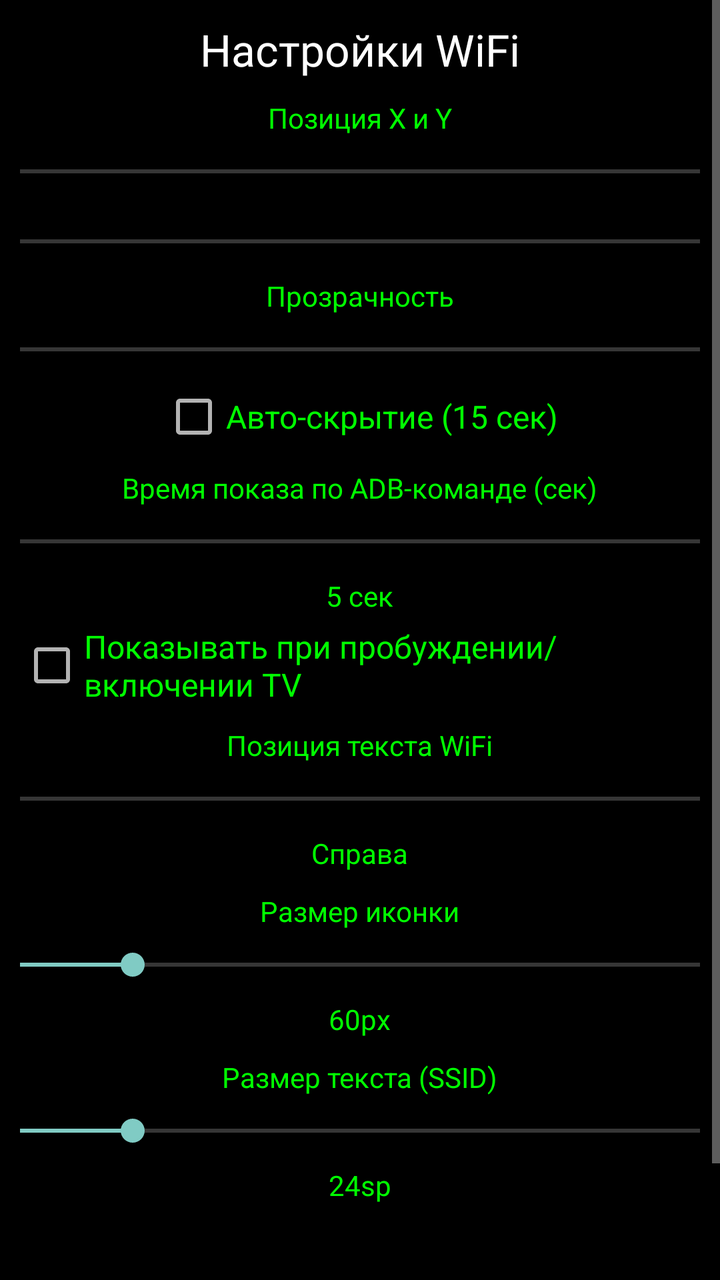
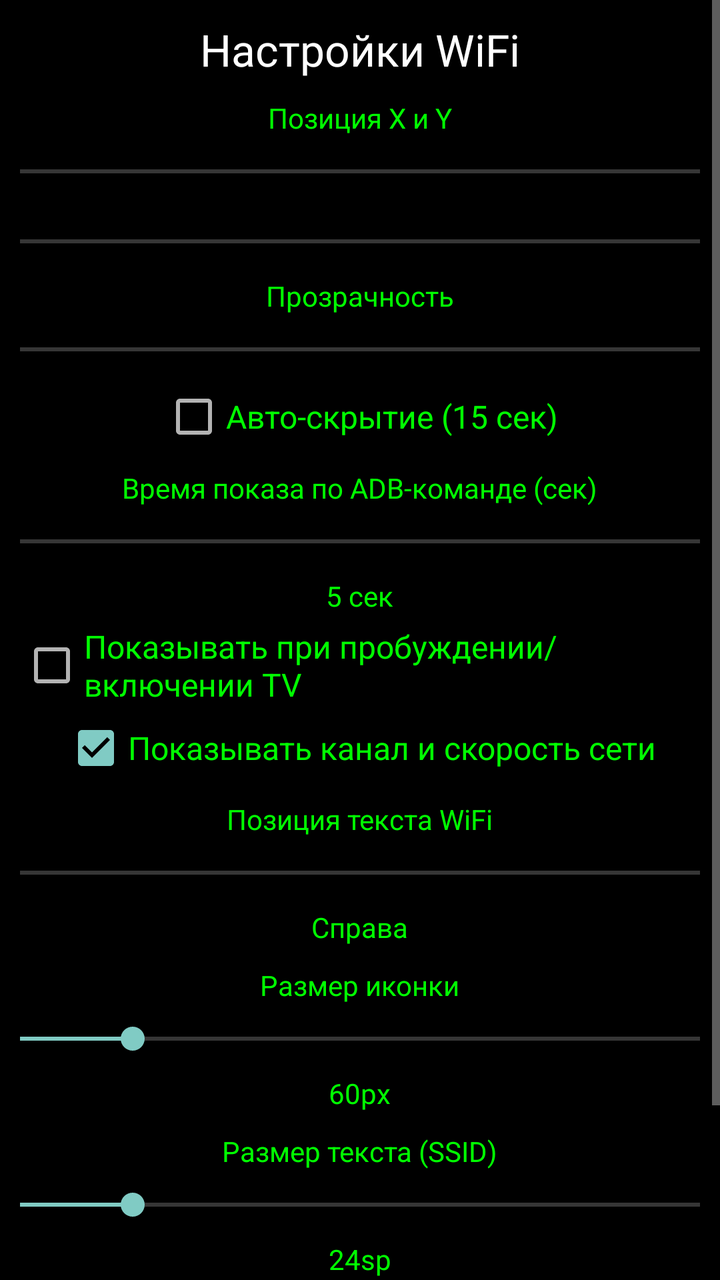

Compare the two renders of this Android layout. The source of the first and the diff that turns it into the second are given below.
<!-- AndroidManifest.xml: application theme AppTheme -->
<!-- res/layout/activity_main.xml -->
<?xml version="1.0" encoding="utf-8"?>
<ScrollView xmlns:android="http://schemas.android.com/apk/res/android"
    android:layout_width="match_parent"
    android:layout_height="match_parent"
    android:background="#cc000000">

    <LinearLayout
        android:layout_width="match_parent"
        android:layout_height="wrap_content"
        android:orientation="vertical"
        android:padding="10dp"
        android:gravity="center">

        <TextView
            android:layout_width="wrap_content"
            android:layout_height="wrap_content"
            android:text="Настройки WiFi"
            android:textSize="22sp"
            android:textColor="#ffffffff"
            android:layout_marginBottom="10dp" />

        <TextView
            android:layout_width="wrap_content"
            android:layout_height="wrap_content"
            android:text="Позиция X и Y"
            android:textColor="#ff00ff00" />

        <SeekBar
            android:id="@+id/sbX"
            android:layout_width="600dp"
            android:layout_height="35dp"
            android:max="100" />

        <SeekBar
            android:id="@+id/sbY"
            android:layout_width="600dp"
            android:layout_height="35dp"
            android:max="100" />

        <TextView
            android:layout_width="wrap_content"
            android:layout_height="wrap_content"
            android:text="Прозрачность"
            android:textColor="#ff00ff00" />

        <SeekBar
            android:id="@+id/sbAlpha"
            android:layout_width="600dp"
            android:layout_height="35dp"
            android:max="255" />

        <CheckBox
            android:id="@+id/cbAutoHide"
            android:layout_width="wrap_content"
            android:layout_height="wrap_content"
            android:text="Авто-скрытие (15 сек)"
            android:textSize="16sp"
            android:textColor="#ff00ff00" />

        <TextView
            android:layout_width="wrap_content"
            android:layout_height="wrap_content"
            android:text="Время показа по ADB-команде (сек)"
            android:textColor="#ff00ff00"
            android:layout_marginTop="10dp" />

        <SeekBar
            android:id="@+id/sbShowDuration"
            android:layout_width="600dp"
            android:layout_height="35dp"
            android:max="60"
            android:progress="5" />

        <TextView
            android:id="@+id/tvShowDurationLabel"
            android:layout_width="wrap_content"
            android:layout_height="wrap_content"
            android:text="5 сек"
            android:textColor="#ff00ff00" />

        <CheckBox
            android:id="@+id/cbShowOnWake"
            android:layout_width="wrap_content"
            android:layout_height="wrap_content"
            android:text="Показывать при пробуждении/включении TV"
            android:textSize="16sp"
            android:textColor="#ff00ff00"
            android:layout_marginTop="5dp" />

        <TextView
            android:layout_width="wrap_content"
            android:layout_height="wrap_content"
            android:text="Позиция текста WiFi"
            android:textColor="#ff00ff00"
            android:layout_marginTop="10dp" />

        <SeekBar
            android:id="@+id/sbTextPosition"
            android:layout_width="600dp"
            android:layout_height="35dp"
            android:max="1" />

        <TextView
            android:id="@+id/tvTextPositionLabel"
            android:layout_width="wrap_content"
            android:layout_height="wrap_content"
            android:text="Справа"
            android:textColor="#ff00ff00" />

        <TextView
            android:layout_width="wrap_content"
            android:layout_height="wrap_content"
            android:text="Размер иконки"
            android:textColor="#ff00ff00"
            android:layout_marginTop="10dp" />

        <SeekBar
            android:id="@+id/sbIconSize"
            android:layout_width="600dp"
            android:layout_height="35dp"
            android:max="200"
            android:progress="60" />

        <TextView
            android:id="@+id/tvIconSizeLabel"
            android:layout_width="wrap_content"
            android:layout_height="wrap_content"
            android:text="60px"
            android:textColor="#ff00ff00" />

        <TextView
            android:layout_width="wrap_content"
            android:layout_height="wrap_content"
            android:text="Размер текста (SSID)"
            android:textColor="#ff00ff00"
            android:layout_marginTop="10dp" />

        <SeekBar
            android:id="@+id/sbFontSize"
            android:layout_width="600dp"
            android:layout_height="35dp"
            android:max="80"
            android:progress="24" />

        <TextView
            android:id="@+id/tvFontSizeLabel"
            android:layout_width="wrap_content"
            android:layout_height="wrap_content"
            android:text="24sp"
            android:textColor="#ff00ff00" />

        <TextView
            android:id="@+id/tvPermissionsStatus"
            android:layout_width="wrap_content"
            android:layout_height="wrap_content"
            android:text=""
            android:textSize="14sp"
            android:textColor="#ffaaaaaa"
            android:layout_marginTop="15dp" />

        <LinearLayout
            android:layout_width="wrap_content"
            android:layout_height="wrap_content"
            android:orientation="horizontal"
            android:layout_marginTop="10dp">

            <Button
                android:id="@+id/btnMinimize"
                android:layout_width="200dp"
                android:layout_height="wrap_content"
                android:text="СВЕРНУТЬ"
                android:backgroundTint="#ff444444"
                android:layout_marginEnd="10dp" />

            <Button
                android:id="@+id/btnClose"
                android:layout_width="200dp"
                android:layout_height="wrap_content"
                android:text="ЗАКРЫТЬ"
                android:backgroundTint="#ff662222" />

        </LinearLayout>

    </LinearLayout>

</ScrollView>
<!-- resources referenced by this layout -->
<resources>
  <style name="AppTheme" parent="Theme.AppCompat.NoActionBar">
          <item name="android:windowBackground">@android:color/black</item>
          <item name="android:colorBackground">@android:color/black</item>
          <item name="android:textColorPrimary">@android:color/white</item>
      </style>
</resources>

<!-- the commit's change to res/layout/activity_main.xml (unified diff, before → after) -->
@@ -85,6 +85,16 @@
             android:text="Показывать при пробуждении/включении TV"
             android:textSize="16sp"
             android:textColor="#ff00ff00"
+            android:layout_marginTop="5dp" />
+
+        <CheckBox
+            android:id="@+id/cbShowChannelSpeed"
+            android:layout_width="wrap_content"
+            android:layout_height="wrap_content"
+            android:text="Показывать канал и скорость сети"
+            android:textSize="16sp"
+            android:textColor="#ff00ff00"
+            android:checked="true"
             android:layout_marginTop="5dp" />
 
         <TextView
